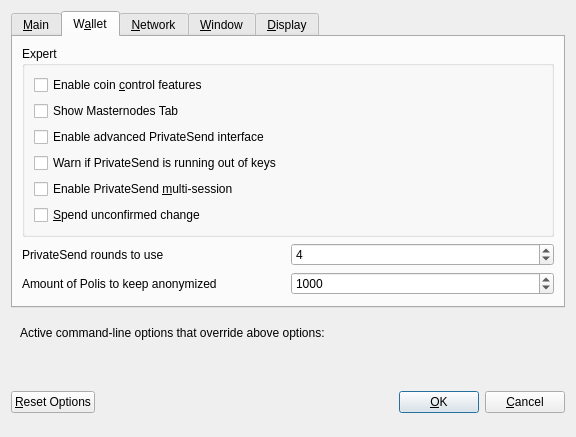
marcusfox0/polis, file src/qt/forms/optionsdialog.ui: the form before one commit.
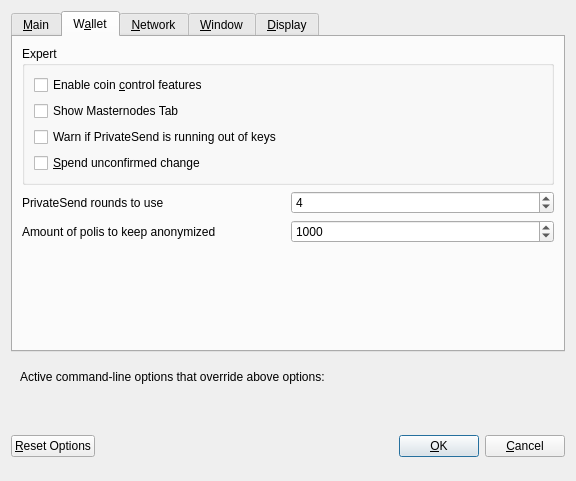
The form after the commit. The open tabs and pages were chosen to show the change. Custom widgets are drawn as their Qt base class.

Commit message: WIP - Disable PrivateSend

What changed in the file:
```diff
--- a/src/qt/forms/optionsdialog.ui
+++ b/src/qt/forms/optionsdialog.ui
@@ -7,7 +7,7 @@
     <x>0</x>
     <y>0</y>
     <width>576</width>
-    <height>402</height>
+    <height>481</height>
    </rect>
   </property>
   <property name="windowTitle">
@@ -163,16 +163,6 @@
             </property>
            </widget>
           </item>
-          <item>
-           <widget class="QCheckBox" name="showAdvancedPSUI">
-            <property name="toolTip">
-             <string>Show additional information and buttons for PrivateSend on overview screen.</string>
-            </property>
-            <property name="text">
-             <string>Enable advanced PrivateSend interface</string>
-            </property>
-           </widget>
-          </item>
           <item>
            <widget class="QCheckBox" name="lowKeysWarning">
             <property name="toolTip">
@@ -183,16 +173,6 @@
             </property>
            </widget>
           </item>
-          <item>
-           <widget class="QCheckBox" name="privateSendMultiSession">
-            <property name="toolTip">
-             <string>Whether to use experimental PrivateSend mode with multiple mixing sessions per block.&lt;br/&gt;Note: You must use this feature carefully.&lt;br/&gt;Make sure you always have recent wallet (auto)backup in a safe place!</string>
-            </property>
-            <property name="text">
-             <string>Enable PrivateSend &amp;multi-session</string>
-            </property>
-           </widget>
-          </item>
           <item>
            <widget class="QCheckBox" name="spendZeroConfChange">
             <property name="toolTip">
@@ -253,7 +233,7 @@
             <string notr="true"/>
            </property>
            <property name="text">
-            <string>Amount of Polis to keep anonymized</string>
+            <string>Amount of polis to keep anonymized</string>
            </property>
           </widget>
          </item>
```
Left out of the diff: 8 changed lines with no effect on the pictures. The commit also changes 8 other files.
